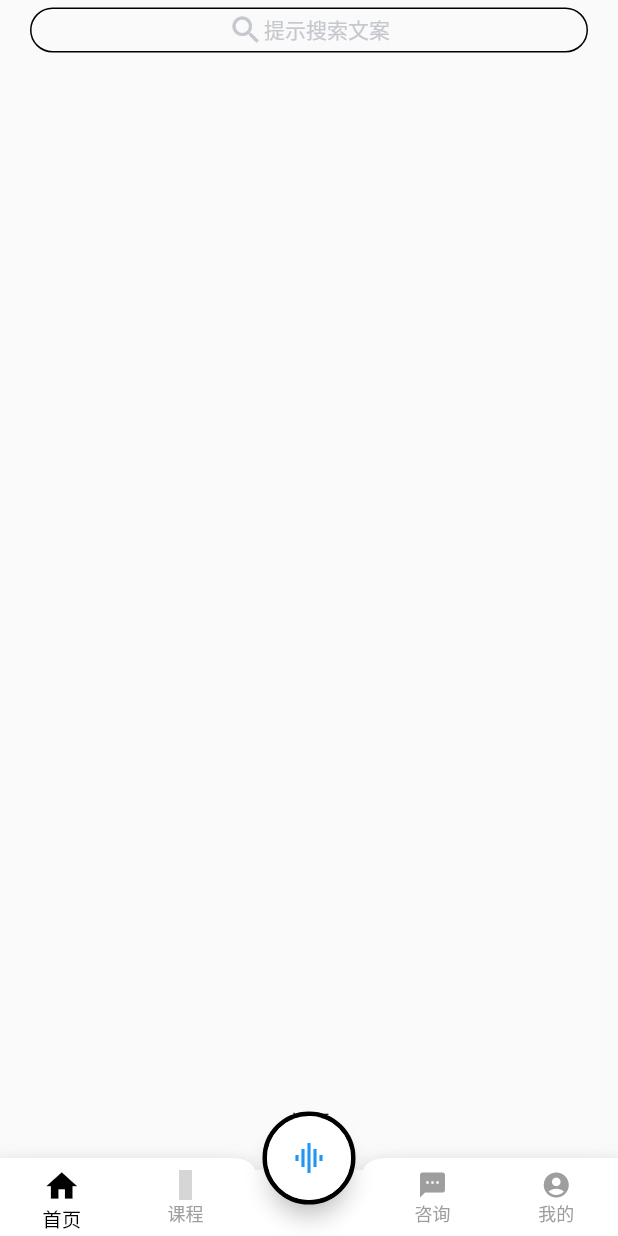
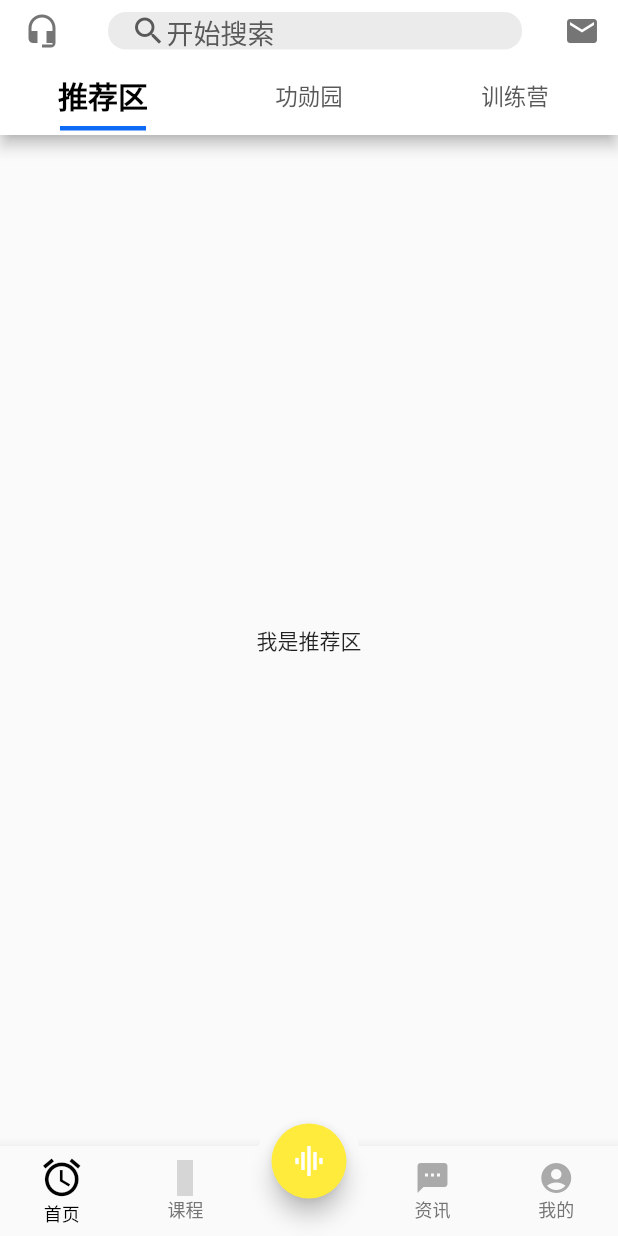
Before and after one commit to proflulab/LuLab_frontend, a Flutter app: the screen it shows after launch, on a phone screen of 412 x 824 dp. Run offline on Flutter 3.47's test engine with Material 2 defaults, Android fonts, the phone set to English and light mode, and no system bars; statements that could not run were skipped; grey boxes are pictures that could not be loaded.

Commit message:
整合底部导航栏；修改搜索框；增加客服及其信息logo等。

```diff
--- a/lib/bottom_bar.dart
+++ /dev/null
@@ -1,150 +0,0 @@
-import 'package:flutter/material.dart';
-import 'child_item_view.dart';
-
-///有状态StatefulWidget
-///继承于 StatefulWidget，通过 State 的 build 方法去构建控件
-
-class BotomeMenumBarPage extends StatefulWidget {
-////通过构造方法传值
-  BotomeMenumBarPage();
-//主要是负责创建state
-  @override
-  BotomeMenumBarPageState createState() => BotomeMenumBarPageState();
-}
-
-///在 State 中,可以动态改变数据
-///在 setState 之后，改变的数据会触发 Widget 重新构建刷新
-class BotomeMenumBarPageState extends State<BotomeMenumBarPage> {
-  BotomeMenumBarPageState();
-  @override
-  void initState() {
-    ///初始化，这个函数在生命周期中只调用一次
-    super.initState();
-  }
-
-  @override
-  Widget build(BuildContext context) {
-//构建页面
-    return buildBottomTabScaffold();
-  }
-
-//当前显示页面的
-  int currentIndex = 0;
-//点击导航项是要显示的页面
-  final pages = [
-    ChildItemView("首页"),
-    ChildItemView("课程"),
-    ChildItemView("咨询"),
-    ChildItemView("我的")
-  ];
-  Widget buildBottomTabScaffold() {
-    return SizedBox(
-        height: 100,
-        child: Scaffold(
-//对应的页面
-          body: pages[currentIndex],
-//appBar: AppBar(title: const Text('Bottom App Bar')),
-//悬浮按钮的位置
-          floatingActionButtonLocation:
-              FloatingActionButtonLocation.centerDocked,
-//悬浮按钮
-          floatingActionButton: Container(
-            decoration: BoxDecoration(
-                border: Border.all(color: Colors.black, width: 3),
-                borderRadius: BorderRadius.circular(60)),
-            child: FloatingActionButton(
-              backgroundColor: Colors.white,
-              child: Icon(
-                Icons.graphic_eq,
-                color: Colors.blue,
-              ),
-              onPressed: () {
-                print("add press ");
-              },
-            ),
-          ),
-//其他菜单栏
-          bottomNavigationBar: BottomAppBar(
-//悬浮按钮 与其他菜单栏的结合方式
-            shape: CircularNotchedRectangle(),
-// FloatingActionButton和BottomAppBar 之间的差距
-            notchMargin: 6.0,
-            color: Colors.white,
-            child: Row(
-              mainAxisSize: MainAxisSize.max,
-              mainAxisAlignment: MainAxisAlignment.spaceAround,
-              children: <Widget>[
-                buildBotomItem(currentIndex, 0, Icons.home, "首页"),
-                buildBotomItem(currentIndex, 1, Icons.class__outlined, "课程"),
-                buildBotomItem(currentIndex, -1, Icons.access_alarm, ""),
-                buildBotomItem(currentIndex, 2, Icons.sms, "咨询"),
-                buildBotomItem(currentIndex, 3, Icons.account_circle, "我的"),
-              ],
-            ),
-          ),
-        ));
-  }
-
-// ignore: slash_for_doc_comments
-/**
-* @param selectIndex 当前选中的页面
-* @param index 每个条目对应的角标
-* @param iconData 每个条目对就的图标
-* @param title 每个条目对应的标题
-*/
-  buildBotomItem(int selectIndex, int index, IconData iconData, String title) {
-//未选中状态的样式
-    TextStyle textStyle = TextStyle(fontSize: 12.0, color: Colors.grey);
-    // MaterialColor iconColor = Colors.grey;
-    Color iconColor = Colors.grey;
-    double iconSize = 20;
-    EdgeInsetsGeometry padding = EdgeInsets.only(top: 8.0);
-    if (selectIndex == index) {
-//选中状态的文字样式
-      textStyle = TextStyle(fontSize: 13.0, color: Colors.black);
-//选中状态的按钮样式
-      iconColor = Colors.black;
-      iconSize = 25;
-      padding = EdgeInsets.only(top: 6.0);
-    }
-    Widget padItem = SizedBox();
-    padItem = Padding(
-      padding: padding,
-      child: Container(
-        color: Colors.white,
-        child: Center(
-          child: Column(
-            children: <Widget>[
-              Icon(
-                iconData,
-                color: iconColor,
-                size: iconSize,
-              ),
-              Text(
-                title,
-                style: textStyle,
-              )
-            ],
-          ),
-        ),
-      ),
-    );
-    Widget item = Expanded(
-      flex: 1,
-      child: new GestureDetector(
-        onTap: () {
-          if (index != currentIndex) {
-            setState(() {
-              currentIndex = index;
-            });
-          }
-        },
-        child: SizedBox(
-          height: 52,
-          child: padItem,
-        ),
-      ),
-    );
-    return item;
-  }
-}
--- a/lib/child_item_view.dart
+++ /dev/null
@@ -1,18 +0,0 @@
-import 'package:flutter/material.dart';
-
-// ignore: must_be_immutable
-class ChildItemView extends StatefulWidget {
-  String _title;
-  ChildItemView(this._title);
-  @override
-  _ChildItemViewState createState() => _ChildItemViewState();
-}
-
-class _ChildItemViewState extends State<ChildItemView> {
-  @override
-  Widget build(BuildContext context) {
-    return Container(
-      child: Center(child: Text(widget._title)),
-    );
-  }
-}
--- a/lib/main.dart
+++ b/lib/main.dart
@@ -1,5 +1,6 @@
 import 'package:flutter/material.dart';
-import 'manage.dart';
+//import 'manage.dart';
+import 'pages/Tabs.dart';
 
 void main() => runApp(MyApp());
 
@@ -12,7 +13,7 @@ class MyApp extends StatelessWidget {
       debugShowCheckedModeBanner: false,
       title: "LuLab",
       theme: ThemeData.light(),
-      home: Home(),
+      home: Tabs(),
     );
   }
 }
--- a/lib/manage.dart
+++ /dev/null
@@ -1,24 +0,0 @@
-import 'package:flutter/material.dart';
-import 'search_bar.dart';
-import 'bottom_bar.dart';
-
-/// Page管理器
-
-class Home extends StatelessWidget {
-  const Home({Key? key}) : super(key: key);
-
-  @override
-  Widget build(BuildContext context) {
-    return Scaffold(
-      body: Column(
-        mainAxisAlignment: MainAxisAlignment.spaceBetween,
-        children: [
-          // 顶部搜索框
-          SearchBarPage(),
-        ],
-      ),
-      // 底部导航栏
-      bottomNavigationBar: BotomeMenumBarPage(),
-    );
-  }
-}
--- /dev/null
+++ b/lib/pages/CoursePage.dart
@@ -0,0 +1,17 @@
+import 'package:flutter/material.dart';
+
+class CoursePage extends StatefulWidget {
+  CoursePage({Key? key}) : super(key: key);
+
+  @override
+  _CoursePageState createState() => _CoursePageState();
+}
+
+class _CoursePageState extends State<CoursePage> {
+  @override
+  Widget build(BuildContext context) {
+    return Container(
+      child: Text("我是CoursePage"),
+    );
+  }
+}
--- /dev/null
+++ b/lib/pages/HomePage.dart
@@ -0,0 +1,21 @@
+import 'package:flutter/material.dart';
+
+class HomePage extends StatefulWidget {
+  HomePage({Key? key}) : super(key: key);
+
+  @override
+  _HomePageState createState() => _HomePageState();
+}
+
+class _HomePageState extends State<HomePage> {
+  @override
+  Widget build(BuildContext context) {
+    return TabBarView(
+      children: [
+        Center(child: Text("我是推荐区")),
+        Center(child: Text("我是功勋墙")),
+        Center(child: Text("我是训练营"))
+      ],
+    );
+  }
+}
--- /dev/null
+++ b/lib/pages/InformationPage.dart
@@ -0,0 +1,17 @@
+import 'package:flutter/material.dart';
+
+class InformationPage extends StatefulWidget {
+  InformationPage({Key? key}) : super(key: key);
+
+  @override
+  _InformationPageState createState() => _InformationPageState();
+}
+
+class _InformationPageState extends State<InformationPage> {
+  @override
+  Widget build(BuildContext context) {
+    return Container(
+      child: Text("我是InformationPage"),
+    );
+  }
+}
--- /dev/null
+++ b/lib/pages/PersonPage.dart
@@ -0,0 +1,17 @@
+import 'package:flutter/material.dart';
+
+class PersonPage extends StatefulWidget {
+  PersonPage({Key? key}) : super(key: key);
+
+  @override
+  _PersonPageState createState() => _PersonPageState();
+}
+
+class _PersonPageState extends State<PersonPage> {
+  @override
+  Widget build(BuildContext context) {
+    return Container(
+      child: Text("我是PersonPage"),
+    );
+  }
+}
--- /dev/null
+++ b/lib/pages/Tabs.dart
@@ -0,0 +1,169 @@
+import 'package:flutter/material.dart';
+import 'HomePage.dart';
+import 'CoursePage.dart';
+import 'PersonPage.dart';
+import 'VoicePage.dart';
+import 'InformationPage.dart';
+
+class Tabs extends StatefulWidget {
+  Tabs({Key? key}) : super(key: key);
+
+  _TabsState createState() => _TabsState();
+}
+
+class _TabsState extends State<Tabs> {
+  int _currentIndex = 0;
+  List _pageList = [
+    HomePage(),
+    CoursePage(),
+    VoicePage(),
+    InformationPage(),
+    PersonPage(),
+  ];
+  @override
+  Widget build(BuildContext context) {
+    return DefaultTabController(
+        length: 3,
+        child: Scaffold(
+          appBar: PreferredSize(
+            preferredSize: Size.fromHeight(90), //设置appBar高度
+            child: AppBar(
+              backgroundColor: Color.fromRGBO(255, 255, 255, 1),
+              bottom: TabBar(
+                  tabs: [
+                    Tab(
+                      text: "推荐区",
+                    ),
+                    Tab(
+                      text: "功勋园",
+                    ),
+                    Tab(
+                      text: "训练营",
+                    ),
+                  ],
+                  labelColor: Colors.black, //文字选中颜色
+                  unselectedLabelColor: Color.fromRGBO(89, 89, 89, 1), //文字未选中颜色
+                  labelStyle: TextStyle(
+                      fontWeight: FontWeight.bold, fontSize: 20), //文字选中样式
+
+                  unselectedLabelStyle: TextStyle(
+                      fontWeight: FontWeight.normal, fontSize: 15), //文字未选中样式
+                  indicatorColor: Color(0xFF0D6AF5), //设置线条的颜色
+                  indicatorWeight: 3, //设置线条的粗细
+                  indicatorPadding:
+                      EdgeInsets.only(right: 40, left: 40, bottom: 3)),
+              title: InkWell(
+                //onTap: () {}, //onTap是点击事件回调
+                child: Container(
+                  height: 25.0,
+                  padding: EdgeInsets.only(left: 15),
+                  decoration: BoxDecoration(
+                      //border: Border.all(color: Colors.black),//改变搜索外框颜色
+                      color: Color.fromRGBO(230, 230, 230, 0.8),
+                      borderRadius: BorderRadius.circular(12)),
+                  child: Row(children: <Widget>[
+                    Icon(
+                      Icons.search,
+                      color: (Color.fromRGBO(89, 89, 89, 1)),
+                    ),
+                    Text(
+                      "开始搜索",
+                      //textAlign: TextAlign.center,
+                      style: TextStyle(
+                        color: Color.fromRGBO(89, 89, 89, 1),
+                        fontSize: 18,
+                      ),
+                    )
+                  ]),
+                ),
+              ),
+              leading: IconButton(
+                icon: Icon(Icons.headset_mic,
+                    color: Color.fromRGBO(117, 117, 117, 1)),
+                onPressed: () {
+                  print("跳转到客服");
+                }, //如果没有onPressed会报错
+              ),
+              actions: [
+                IconButton(
+                    onPressed: () {
+                      print("我收到的信息");
+                    },
+                    icon: Icon(
+                      Icons.mail,
+                      color: Color.fromRGBO(117, 117, 117, 1),
+                    ))
+              ],
+            ),
+          ),
+          floatingActionButton: Container(
+            height: 70.0,
+            width: 70.0,
+            margin: EdgeInsets.only(top: 20),
+            padding: EdgeInsets.all(10),
+            decoration: BoxDecoration(
+              borderRadius: BorderRadius.circular(35),
+              color: Color.fromRGBO(250, 250, 250, 1),
+            ),
+            child: FloatingActionButton(
+                child: Icon(Icons.graphic_eq),
+                onPressed: () {
+                  print("语音识别");
+                },
+                backgroundColor: Colors.yellow),
+          ),
+          floatingActionButtonLocation:
+              FloatingActionButtonLocation.centerDocked,
+          body: this._pageList[_currentIndex],
+          bottomNavigationBar: BottomNavigationBar(
+            currentIndex: this._currentIndex,
+            onTap: (int index) {
+              setState(() {
+                this._currentIndex = index;
+              });
+            },
+            //iconSize: 36.0, //icon的大小
+            //fixedColor: Colors.red,
+            //背景颜色
+            //backgroundColor: Colors.black,
+            //设置文字大小
+            selectedFontSize: 12,
+            unselectedFontSize: 12,
+            selectedItemColor: Colors.black,
+            // 未选中颜色
+            unselectedItemColor: Color.fromRGBO(117, 117, 117, 1),
+            // 选中图标主题
+            selectedIconTheme: IconThemeData(
+              // 图标颜色
+              color: Colors.black,
+              // 图标大小
+              size: 30,
+              // 图标透明度
+              opacity: 1.0,
+            ),
+            // 未选中图标主题
+            unselectedIconTheme: IconThemeData(
+              color: Color.fromRGBO(117, 117, 117, 1),
+              size: 24,
+              opacity: 0.6,
+            ),
+
+            type: BottomNavigationBarType.fixed,
+            items: [
+              BottomNavigationBarItem(
+                  icon: Icon(Icons.access_alarm), label: ('首页'), tooltip: ''),
+              BottomNavigationBarItem(
+                  icon: Icon(Icons.class__outlined),
+                  label: ('课程'),
+                  tooltip: ''),
+              BottomNavigationBarItem(
+                  icon: Icon(Icons.access_alarm), label: (''), tooltip: ''),
+              BottomNavigationBarItem(
+                  icon: Icon(Icons.sms), label: ('资讯'), tooltip: ''),
+              BottomNavigationBarItem(
+                  icon: Icon(Icons.account_circle), label: ('我的'), tooltip: '')
+            ],
+          ),
+        ));
+  }
+}
--- /dev/null
+++ b/lib/pages/VoicePage.dart
@@ -0,0 +1,17 @@
+import 'package:flutter/material.dart';
+
+class VoicePage extends StatefulWidget {
+  VoicePage({Key? key}) : super(key: key);
+
+  @override
+  _VoicePageState createState() => _VoicePageState();
+}
+
+class _VoicePageState extends State<VoicePage> {
+  @override
+  Widget build(BuildContext context) {
+    return Container(
+      child: Text("我是VoicePage"),
+    );
+  }
+}
--- a/lib/search_bar.dart
+++ /dev/null
@@ -1,39 +0,0 @@
-import 'package:flutter/material.dart';
-
-/// 顶部搜索框
-class SearchBarPage extends StatelessWidget {
-  const SearchBarPage({Key? key}) : super(key: key);
-
-  @override
-  Widget build(BuildContext context) {
-    return Container(
-      margin: EdgeInsets.fromLTRB(20, 5, 20, 5),
-      height: 30,
-      decoration: BoxDecoration(
-          // 圆角边框
-          border: Border.all(width: 1, color: Colors.black),
-          borderRadius: BorderRadius.all(Radius.circular(50))),
-      child: Row(
-        mainAxisAlignment: MainAxisAlignment.center,
-        children: [
-          Container(
-            // 搜索图标
-            child: Icon(
-              Icons.search,
-              color: Color.fromRGBO(197, 201, 206, 1),
-            ),
-            alignment: Alignment.centerLeft,
-          ),
-          Container(
-            // 框内提示文字
-            child: Text(
-              "提示搜索文案",
-              style: TextStyle(color: Color.fromRGBO(197, 201, 206, 1)),
-              textAlign: TextAlign.center,
-            ),
-          )
-        ],
-      ),
-    );
-  }
-}
```
